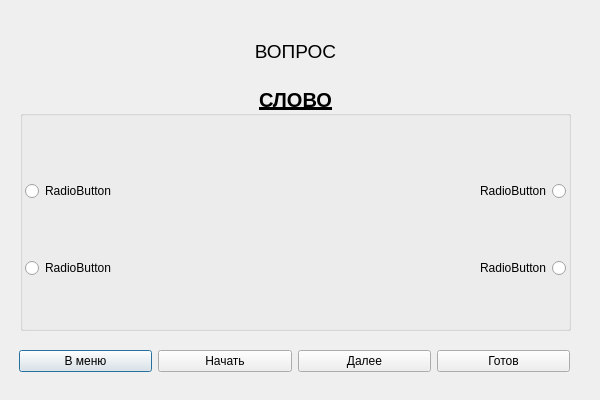
This is Word-Flow/random.ui in timowka0304/Word-Flow as Qt 5 draws it before an edit. The edited form follows.
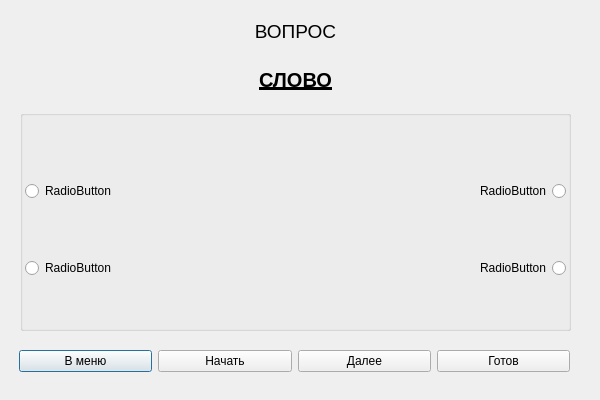
This is the edited form.

Commit message: Fix code random and design usermenu

```diff
--- a/Word-Flow/random.ui
+++ b/Word-Flow/random.ui
@@ -92,11 +92,11 @@
     </layout>
    </widget>
   </widget>
-  <widget class="QWidget" name="">
+  <widget class="QWidget" name="layoutWidget">
    <property name="geometry">
     <rect>
      <x>20</x>
-     <y>30</y>
+     <y>10</y>
      <width>551</width>
      <height>91</height>
     </rect>
@@ -138,7 +138,7 @@
     </item>
    </layout>
   </widget>
-  <widget class="QWidget" name="">
+  <widget class="QWidget" name="layoutWidget">
    <property name="geometry">
     <rect>
      <x>19</x>
```
Left out of the diff: 2 changed lines with no effect on the pictures. The commit also changes 3 other files.
